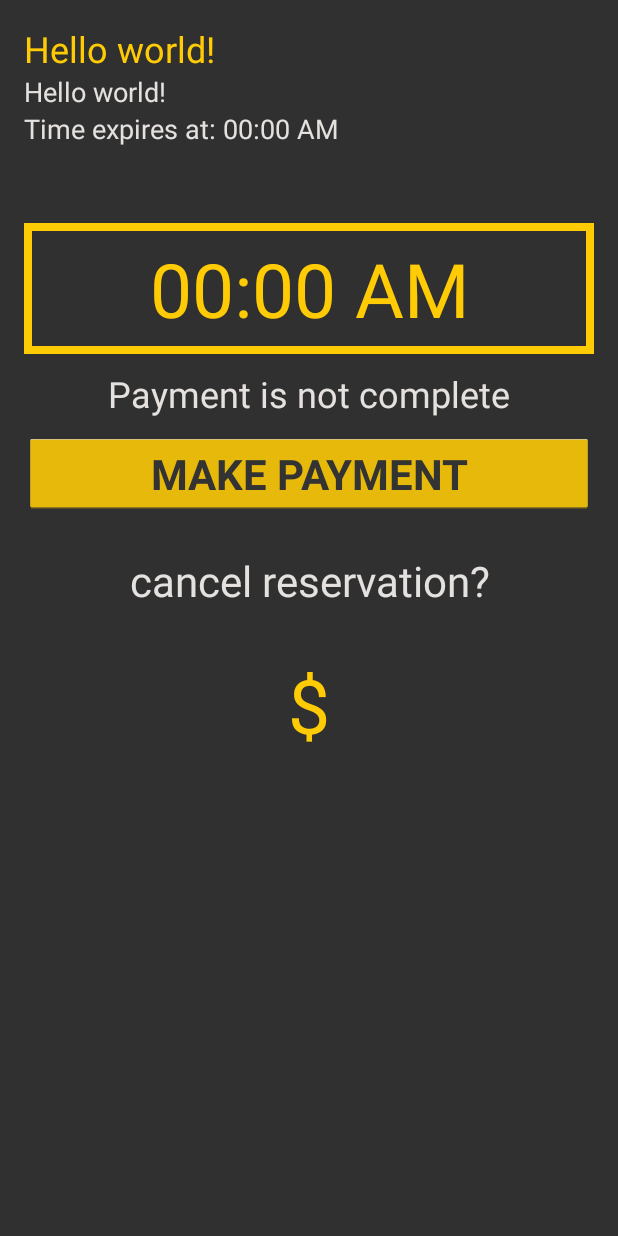
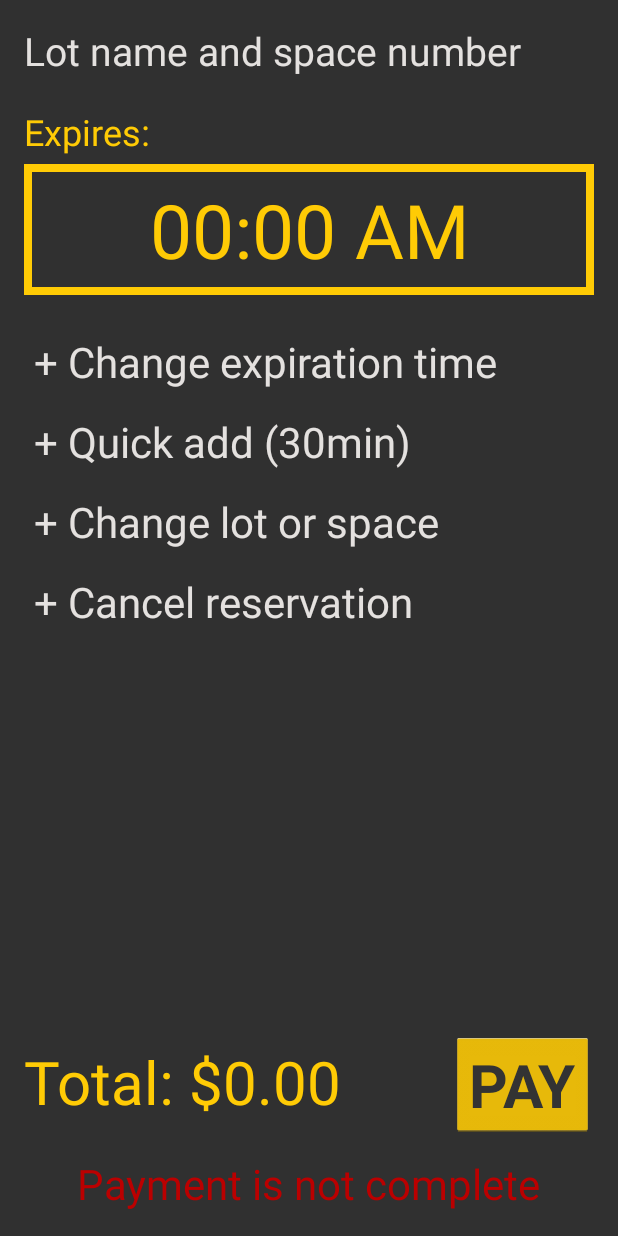
Before and after one commit to ajpodell/ParkAndPay, an Android app: the layout activity_pay.xml on its own in the app's theme, with its tools: preview values and no code run, on a phone screen of 412 x 824 dp. Run offline under Robolectric (Android 15) with nearby library versions, the phone set to English and light mode, and no system bars.

Commit message:
Changed screen layout. Now have quick add button (30min).

```diff
--- a/app/src/main/java/com/parkandpay/aaron/parkandpay/SpotsSpinner.java
+++ b/app/src/main/java/com/parkandpay/aaron/parkandpay/SpotsSpinner.java
@@ -27,10 +27,12 @@ public class SpotsSpinner extends ArrayAdapter<ParseObject> {
     public int getCount() {
         return data.size();
     }
+
     @Override
     public ParseObject getItem(int position) {
         return data.get(position);
     }
+
     @Override
     public long getItemId(int position) {
         return position;
--- a/app/src/main/res/layout/activity_pay.xml
+++ b/app/src/main/res/layout/activity_pay.xml
@@ -8,36 +8,29 @@
     android:clickable="true">
 
     <TextView
-        android:text="@string/hello_world"
+        android:text="@string/lot_space"
         android:layout_width="match_parent"
         android:layout_height="wrap_content"
         android:id="@+id/spot_num_text"
         android:layout_alignParentTop="true"
         android:layout_alignLeft="@+id/time_remaining_text"
         android:layout_alignStart="@+id/time_remaining_text"
-        android:textSize="24sp" />
+        android:textSize="26sp"
+        android:textColor="@color/observatory_white"/>
 
     <TextView
-    android:text="@string/hello_world"
-    android:layout_width="match_parent"
-    android:layout_height="wrap_content"
-    android:id="@+id/date_text"
-    android:layout_below="@+id/spot_num_text"
-    android:layout_alignParentLeft="true"
-    android:layout_alignParentStart="true"
-    android:textSize="18sp"
-    android:textColor="@color/observatory_white" />
-
-    <TextView
-        android:text="Time expires at: 00:00 AM"
+        android:text="Expires:"
         android:layout_width="match_parent"
         android:layout_height="wrap_content"
-        android:id="@+id/expiration_time"
-        android:layout_below="@+id/date_text"
+        android:id="@+id/expires_text"
+        android:textSize="24sp"
+        android:layout_marginTop="20dp"
+        android:layout_below="@+id/spot_num_text"
         android:layout_alignParentLeft="true"
-        android:layout_alignParentStart="true"
-        android:textSize="18sp"
-        android:textColor="@color/observatory_white" />
+        android:layout_alignParentStart="true" />
+        <!--android:layout_alignParentLeft="true"-->
+        <!--android:layout_alignParentStart="true"-->
+
 
     <TextView
         android:onClick="onClickAddTime"
@@ -46,56 +39,99 @@
         android:layout_width="match_parent"
         android:layout_height="wrap_content"
         android:id="@+id/time_remaining_text"
-        android:layout_marginTop="75dp"
-        android:layout_below="@+id/date_text"
+        android:layout_marginTop="5dp"
+        android:layout_below="@+id/expires_text"
         android:layout_marginBottom="10dp"
         android:textSize="50sp"
         android:gravity="center_horizontal"
         android:background="@drawable/time_border" />
 
     <TextView
+        android:layout_width="match_parent"
+        android:layout_height="wrap_content"
+        android:text=" + Change expiration time"
+        android:id="@+id/add_more_time"
+        android:onClick="onClickAddTime"
+        android:textColor="@color/observatory_white"
+        android:paddingTop="15dp"
+        android:textSize="28sp"
+        android:textIsSelectable="true"
+        android:layout_below="@+id/time_remaining_text"
+        android:layout_alignParentRight="true"
+        android:layout_alignParentEnd="true" />
+
+    <TextView
+        android:layout_width="match_parent"
+        android:layout_height="wrap_content"
+        android:text=" + Quick add (30min)"
+        android:id="@+id/add_30_minutes"
+        android:onClick="onClickAdd30Min"
+        android:gravity="center_vertical"
+        android:textColor="@color/observatory_white"
+        android:paddingTop="15dp"
+        android:textSize="28sp"
+        android:textIsSelectable="true"
+        android:layout_below="@+id/add_more_time"
+        android:layout_alignParentRight="true"
+        android:layout_alignParentEnd="true" />
+
+    <!--TODO: Make this actually do something-->
+    <TextView
+        android:layout_width="match_parent"
+        android:layout_height="wrap_content"
+        android:text=" + Change lot or space"
+        android:id="@+id/change_lot_space"
+        android:textColor="@color/observatory_white"
+        android:paddingTop="15dp"
+        android:textSize="28sp"
+        android:textIsSelectable="true"
+        android:layout_below="@+id/add_30_minutes"
+        android:layout_alignParentLeft="true"
+        android:layout_alignParentStart="true" />
+    <TextView
+        android:layout_width="match_parent"
+        android:layout_height="wrap_content"
+        android:text=" + Cancel reservation"
+        android:id="@+id/resetSpotButton"
+        android:onClick="onClickReset"
+        android:gravity="center_vertical"
+        android:textColor="@color/observatory_white"
+        android:paddingTop="15dp"
+        android:textSize="28sp"
+        android:textIsSelectable="true"
+        android:layout_below="@+id/change_lot_space"
+        android:layout_alignParentLeft="true"
+        android:layout_alignParentStart="true" />
+
+    <TextView
+        android:layout_width="wrap_content"
+        android:layout_height="wrap_content"
+        android:text="@string/cost"
+        android:id="@+id/cost"
+        android:textSize="40sp"
+        android:layout_marginBottom="50dp"
+        android:paddingBottom="10dp"
+        android:layout_alignParentBottom="true"/>
+
+    <Button
+        android:layout_width="wrap_content"
+        android:layout_height="wrap_content"
+        android:text="@string/button_pay_text"
+        android:id="@+id/availSpotsListView"
+        android:onClick="onClickPay"
+        android:textSize="40sp"
+        android:textStyle="bold"
+        android:layout_alignBottom="@+id/cost"
+        android:layout_alignParentRight="true" />
+
+    <TextView
         android:layout_width="wrap_content"
         android:layout_height="wrap_content"
         android:text="Payment is not complete"
         android:id="@+id/incompletePayment"
-        android:layout_below="@+id/time_remaining_text"
-        android:layout_centerHorizontal="true"
-        android:textSize="24sp"
-        android:textColor="@color/observatory_white"/>
-
-    <Button
-        android:layout_width="match_parent"
-        android:layout_height="wrap_content"
-        android:text="@string/button_pay_text"
-        android:id="@+id/availSpotsListView"
-        android:onClick="onClickPay"
-        android:layout_centerVertical="true"
-        android:layout_marginTop="10dp"
         android:textSize="28sp"
-        android:textStyle="bold"
-        android:layout_below="@+id/incompletePayment"/>
-
-    <TextView
-        android:layout_width="match_parent"
-        android:layout_height="wrap_content"
-        android:text="cancel reservation?"
-        android:id="@+id/resetSpotButton"
-        android:onClick="onClickReset"
-        android:gravity="center_horizontal|center_vertical|center"
-        android:textColor="@color/observatory_white"
-        android:layout_below="@+id/availSpotsListView"
-        android:paddingTop="25dp"
-        android:textSize="28sp"
-        android:textIsSelectable="true" />
-
-    <TextView
-        android:layout_width="wrap_content"
-        android:layout_height="wrap_content"
-        android:text="$"
-        android:id="@+id/cost"
-        android:layout_below="@+id/resetSpotButton"
-        android:layout_centerHorizontal="true"
-        android:layout_marginTop="30dp"
-        android:textSize="50sp"/>
+        android:textColor="@color/you_broke_the_law_OSU_red"
+        android:layout_alignParentBottom="true"
+        android:layout_centerHorizontal="true" />
 
 </RelativeLayout>
--- a/app/src/main/res/values/colors.xml
+++ b/app/src/main/res/values/colors.xml
@@ -4,6 +4,7 @@
     <color name="law_quad_stone">#655a52</color>
     <color name="expanded_dark_gray">#333333</color>
     <color name="observatory_white">#e4e1df</color>
+    <color name="angel_hall_ash">#a79d96</color>
     <color name="you_broke_the_law_OSU_red">#bb0000</color>
 
 </resources>
--- a/app/src/main/res/values/strings.xml
+++ b/app/src/main/res/values/strings.xml
@@ -9,7 +9,12 @@
 
     <string name="app_name">Park and Pay</string>
     <string name="hello_world">Hello world!</string>
+    <string name="lot_space">Lot name and space number</string>
+    <string name="month_day">Month Day</string>
     <string name="action_settings">Settings</string>
+    <string name="total">Total: </string>
+    <string name="cost">Total: $0.00</string>
+
 
     <!-- Activity Title Text Displays -->
     <string name="title_activity_main">Choose View</string>
@@ -18,7 +23,7 @@
     <!-- Button Texts -->
     <string name="refresh">Refresh</string>
     <string name="button_spots_taken">See Spots</string>
-    <string name="button_pay_text">MAKE PAYMENT</string>
+    <string name="button_pay_text">PAY</string>
     <string name="title_activity_pay">PayActivity</string>
     <string name="title_activity_select_spot">SelectSpotActivity</string>
 
```
Also changed, not shown: app/src/main/java/com/parkandpay/aaron/parkandpay/PayActivity.java (+50 -21 lines).
